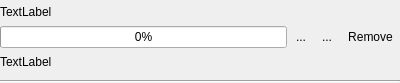
Before: the Qt Designer form Applications/ctkCommandLineModuleExplorer/ctkCmdLineModuleExplorerProgressWidget.ui in commontk/CTK, drawn with Qt 5.
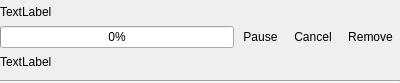
After: the same form once the commit is applied. Icons and pictures are not drawn.

Patch:
```diff
--- a/Applications/ctkCommandLineModuleExplorer/ctkCmdLineModuleExplorerProgressWidget.ui
+++ b/Applications/ctkCommandLineModuleExplorer/ctkCmdLineModuleExplorerProgressWidget.ui
@@ -39,7 +39,7 @@
      <item>
       <widget class="QToolButton" name="PauseButton">
        <property name="text">
-        <string>...</string>
+        <string>Pause</string>
        </property>
        <property name="icon">
         <iconset resource="resources/ctkCmdLineModuleExplorer.qrc">
@@ -56,7 +56,7 @@
      <item>
       <widget class="QToolButton" name="CancelButton">
        <property name="text">
-        <string>...</string>
+        <string>Cancel</string>
        </property>
        <property name="icon">
         <iconset resource="resources/ctkCmdLineModuleExplorer.qrc">
```
Left out of the diff: 17 changed lines with no effect on the pictures.
